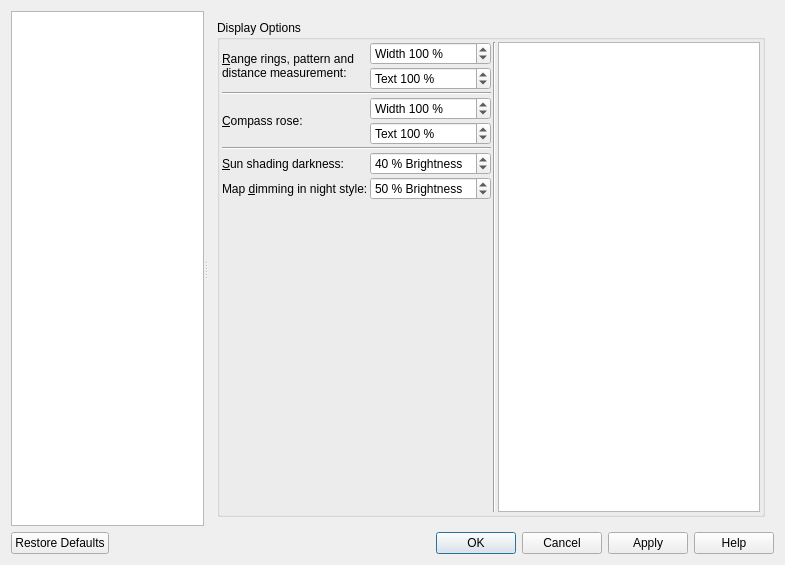
The window that src/options/options.ui (albar965/littlenavmap) describes before a commit, drawn with Qt 5.
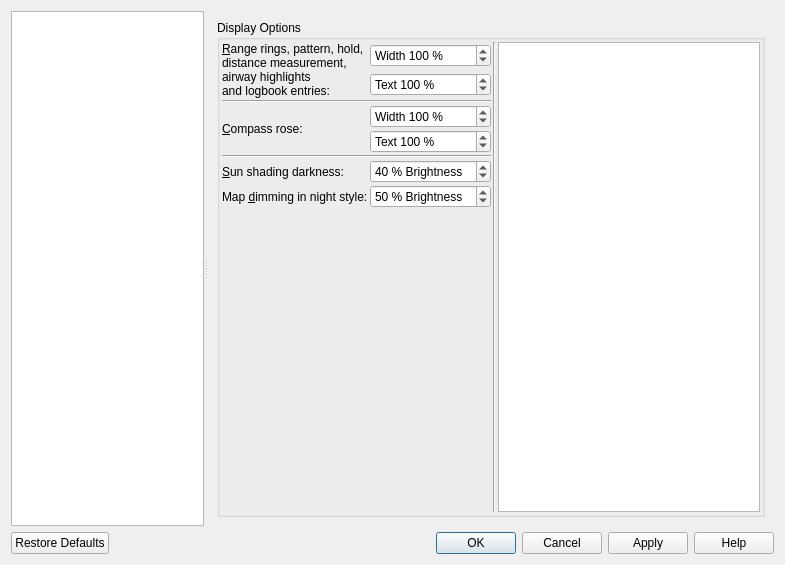
The same window after the commit. The open tabs and pages were chosen to show the change.

Commit message:
Added highlighting of whole airway strings from information window similar to airspaces. Highlighted airways and airspaces have tooltips now. All highlight lines (airspace boundaries, airways, etc.) now and text are now adjusted with option settings.
#348

Diff of the .ui file:
```diff
--- a/src/options/options.ui
+++ b/src/options/options.ui
@@ -2101,8 +2101,10 @@
            <item row="0" column="2" rowspan="2">
             <widget class="QLabel" name="labelOptionsMapSizeRangeDistance">
              <property name="text">
-              <string>&amp;Range rings, pattern and
-distance measurement:</string>
+              <string>&amp;Range rings, pattern, hold,
+distance measurement,
+airway highlights
+and logbook entries:</string>
              </property>
              <property name="buddy">
               <cstring>spinBoxOptionsDisplayThicknessRangeDistance</cstring>
```
The commit also changes 21 other files.
